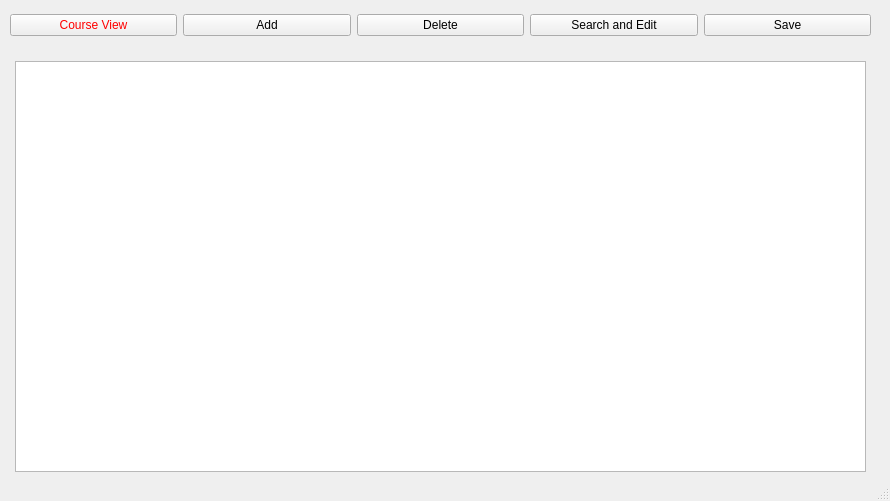
jeysu/studentManager, file Student Manager/mainWindow.ui: the form before one commit.
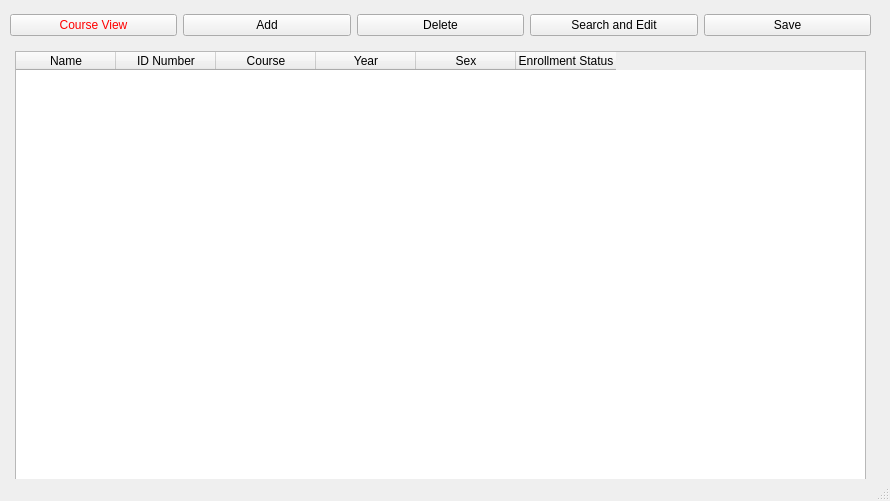
The form after the commit.

The edit to the form file:
```diff
--- a/Student Manager/mainWindow.ui
+++ b/Student Manager/mainWindow.ui
@@ -76,28 +76,45 @@
      </item>
     </layout>
    </widget>
-   <widget class="QTextBrowser" name="outputText">
+   <widget class="QTableWidget" name="textOutput">
     <property name="geometry">
      <rect>
       <x>15</x>
-      <y>61</y>
+      <y>51</y>
       <width>851</width>
-      <height>411</height>
+      <height>431</height>
      </rect>
     </property>
-    <property name="toolTip">
-     <string>&lt;html&gt;&lt;head/&gt;&lt;body&gt;&lt;p align=&quot;center&quot;&gt;&lt;br/&gt;&lt;/p&gt;&lt;/body&gt;&lt;/html&gt;</string>
-    </property>
-    <property name="styleSheet">
-     <string notr="true">font: 22pt &quot;MS Shell Dlg 2&quot;;</string>
-    </property>
-    <property name="html">
-     <string>&lt;!DOCTYPE HTML PUBLIC &quot;-//W3C//DTD HTML 4.0//EN&quot; &quot;http://www.w3.org/TR/REC-html40/strict.dtd&quot;&gt;
-&lt;html&gt;&lt;head&gt;&lt;meta name=&quot;qrichtext&quot; content=&quot;1&quot; /&gt;&lt;style type=&quot;text/css&quot;&gt;
-p, li { white-space: pre-wrap; }
-&lt;/style&gt;&lt;/head&gt;&lt;body style=&quot; font-family:'MS Shell Dlg 2'; font-size:22pt; font-weight:400; font-style:normal;&quot;&gt;
-&lt;p align=&quot;center&quot; style=&quot;-qt-paragraph-type:empty; margin-top:0px; margin-bottom:0px; margin-left:0px; margin-right:0px; -qt-block-indent:0; text-indent:0px;&quot;&gt;&lt;br /&gt;&lt;/p&gt;&lt;/body&gt;&lt;/html&gt;</string>
-    </property>
+    <column>
+     <property name="text">
+      <string>Name</string>
+     </property>
+    </column>
+    <column>
+     <property name="text">
+      <string>ID Number</string>
+     </property>
+    </column>
+    <column>
+     <property name="text">
+      <string>Course</string>
+     </property>
+    </column>
+    <column>
+     <property name="text">
+      <string>Year</string>
+     </property>
+    </column>
+    <column>
+     <property name="text">
+      <string>Sex</string>
+     </property>
+    </column>
+    <column>
+     <property name="text">
+      <string>Enrollment Status</string>
+     </property>
+    </column>
    </widget>
   </widget>
   <widget class="QStatusBar" name="statusbar"/>
```
